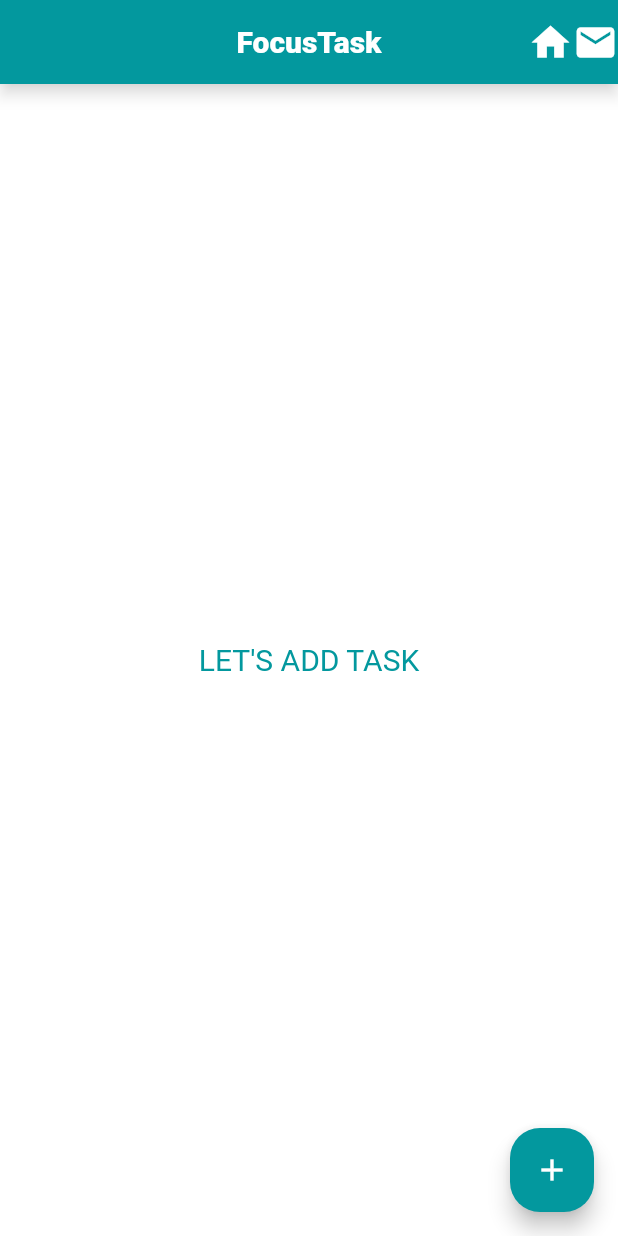
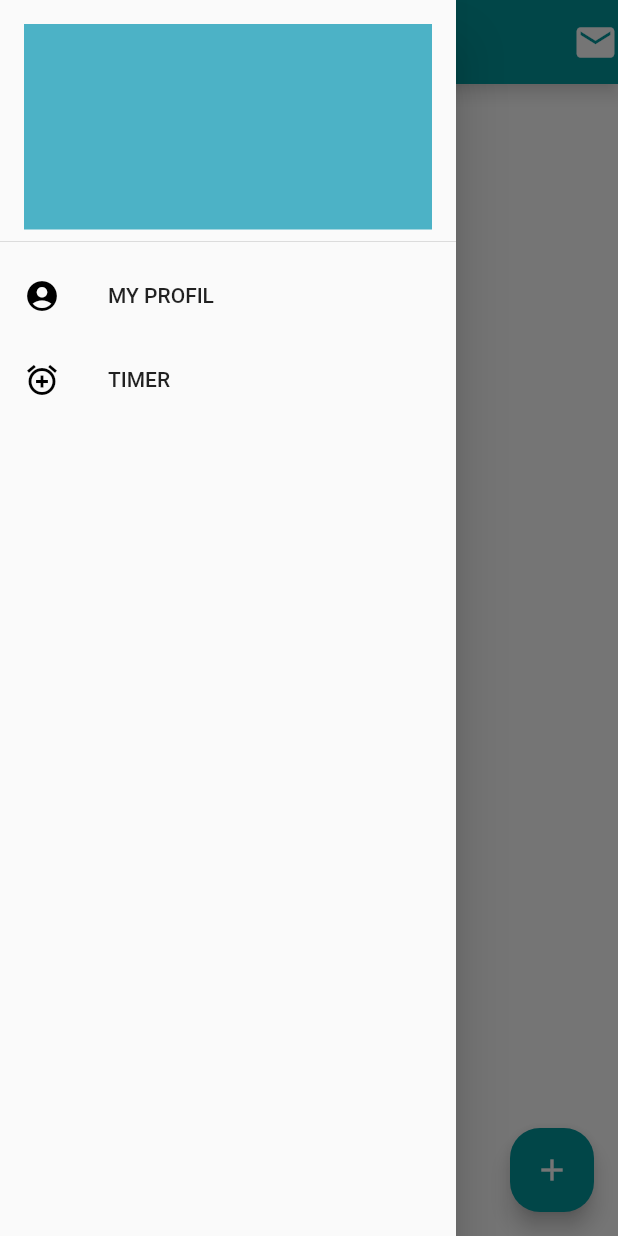
Before and after one commit to no145flutterapp/addtask_, a Flutter app: the screen it shows after launch, with the side drawer open (before the commit the screen has no drawer), on a phone screen of 412 x 824 dp. Run offline on Flutter 3.47's test engine with Material 2 defaults, Android fonts, the phone set to English and light mode, and no system bars; our stand-ins replace sqflite; accounts and stored records are empty.

Commit message:
menu added

```diff
--- a/lib/tasks.dart
+++ b/lib/tasks.dart
@@ -143,11 +143,29 @@ class _todouiState extends State<focustask> {
                 ),
                 backgroundColor: Color(0xFF03989E),
               ),
+              drawer: Drawer(
+                child:Column(
+                  children: [
+                    DrawerHeader(
+                      child: Container(
+                      color:Color(0xFF4CB2C6),
+                    ),
+                    ),
+                    ListTile(
+                      leading: Icon(Icons.account_circle_rounded,color:Colors.black),
+                      title:Text('MY PROFIL'),
+                    ),
+                    ListTile(
+                      leading: Icon(Icons.add_alarm,color:Colors.black),
+                      title:Text('TIMER'),
+                    ),
+                  ],
+                )
+              ),
               appBar: AppBar(
                 titleSpacing: 30,
                 shadowColor: Colors.white,
                 actions: <Widget>[
-                  Icon(Icons.home, size: 30,color:Colors.white),
                   Icon(Icons.mail, size: 30,color:Colors.white),
                 ],
                 backgroundColor: Color(0xFF03989E),
@@ -180,6 +198,25 @@ class _todouiState extends State<focustask> {
                 ),
                 backgroundColor: Color(0xFF03989E),
               ),
+              drawer: Drawer(
+                child:Column(
+                  children: [
+                    DrawerHeader(
+                      child: Container(
+                      color:Color(0xFF4CB2C6),
+                    ),
+                    ),
+                    ListTile(
+                      leading: Icon(Icons.account_circle_rounded,color:Colors.black),
+                      title:Text('MY PROFIL'),
+                    ),
+                    ListTile(
+                      leading: Icon(Icons.add_alarm,color:Colors.black),
+                      title:Text('TIMER'),
+                    ),
+                  ],
+                )
+              ),
               appBar: AppBar(
                 titleSpacing: 30,
                 backgroundColor: Color(0xFF03989E),
```
